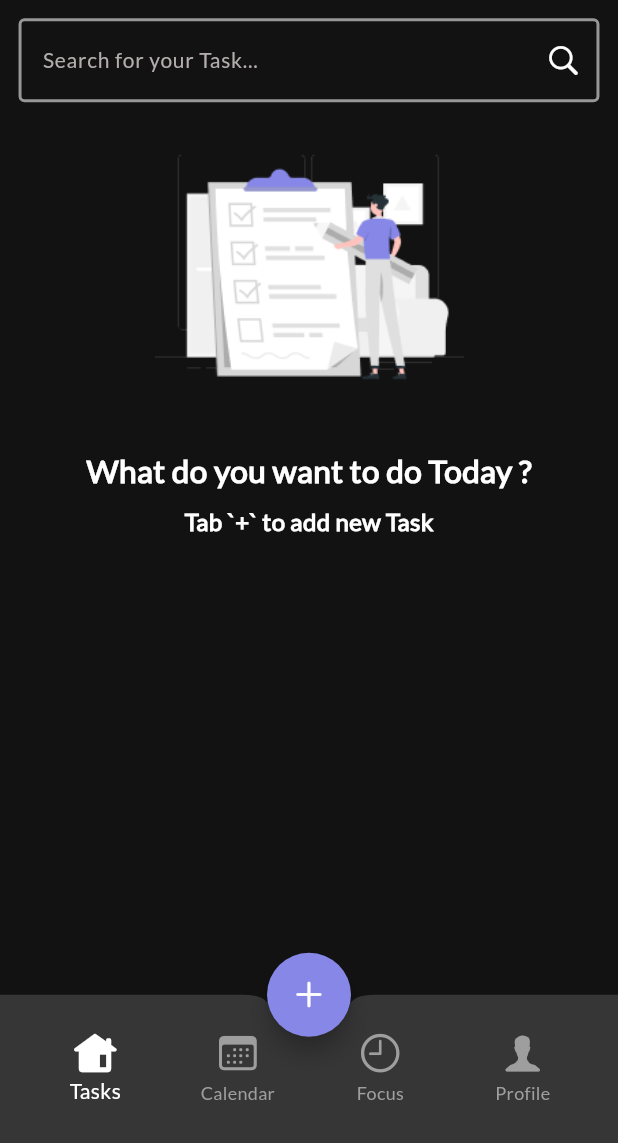
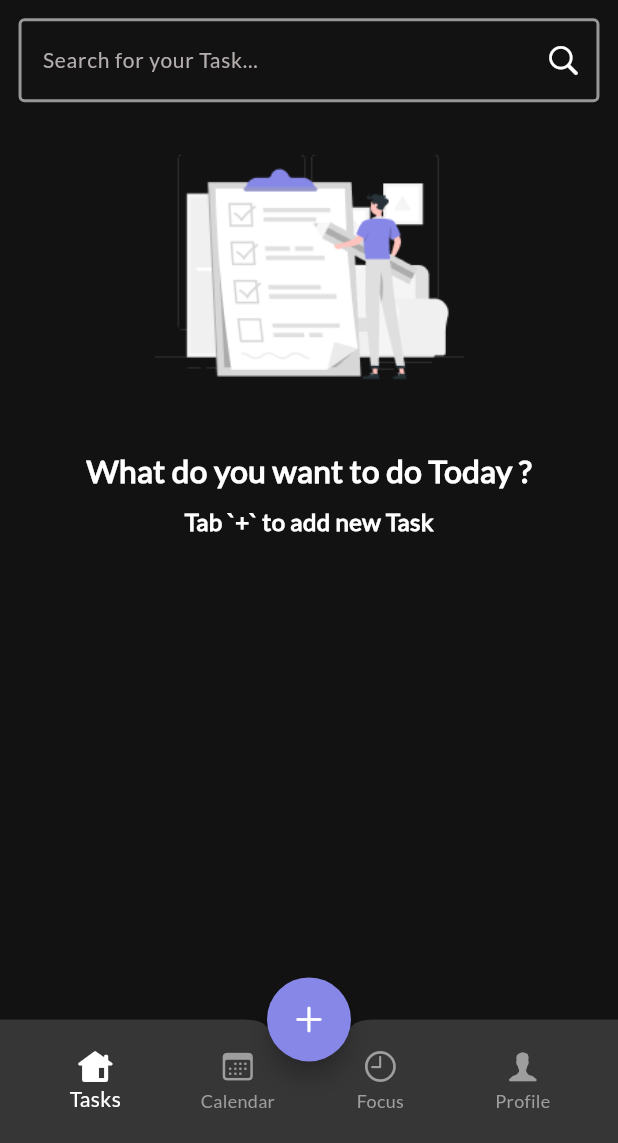
Before and after one commit to modyelgen/Taskaya_App, a Flutter app: the HomeView screen opened by its route, on a phone screen of 412 x 824 dp, the part 93-1236 px from its top. Run offline on Flutter 3.47's test engine with Material 3 defaults, Android fonts, the light colour scheme and no system bars; our stand-ins replace flutter_bloc, flutter_native_splash, go_router, image_picker, shared_preferences, sqflite; accounts and stored records are empty.

Commit message:
add home basic

```diff
--- a/assets/languages/ar.json
+++ b/assets/languages/ar.json
@@ -20,7 +20,7 @@
   "calendar": "التقويم",
   "focus": "التركيز",
   "profile": "الملف الشخصي",
-  "english": "العربية",
+  "english": "تغيير اللغة",
   "searchLabel": "ابحث عن مهمتك ...",
   "emptyTaskTitle": "ماذا تريد ان تضيف الي مهامك اليوم ؟",
   "emptyTaskSec": "اضغط علي `+` لاضافة مهمة جديدة"
--- a/assets/languages/en.json
+++ b/assets/languages/en.json
@@ -20,7 +20,7 @@
   "calendar": "Calendar",
   "focus": "Focus",
   "profile": "Profile",
-  "english": "English",
+  "english": "Change Language",
   "searchLabel": "Search for your Task...",
   "emptyTaskTitle": "What do you want to do Today ?",
   "emptyTaskSec": "Tab `+` to add new Task"
--- a/lib/feature/home/presentation/view/home_view.dart
+++ b/lib/feature/home/presentation/view/home_view.dart
@@ -3,10 +3,13 @@ import 'package:flutter/material.dart';
 import 'package:flutter_bloc/flutter_bloc.dart';
 import 'package:taskaya/core/utilites/app_theme/colors.dart';
 import 'package:taskaya/core/utilites/dimensions/responsive_layout.dart';
+import 'package:taskaya/feature/calendar/presentation/view/calendar_view.dart';
+import 'package:taskaya/feature/focus/presentation/view/foucs_view.dart';
 import 'package:taskaya/feature/home/presentation/manager/home_bloc.dart';
 import 'package:taskaya/feature/home/presentation/view/widgets/custom_bottom_nav.dart';
 import 'package:taskaya/feature/home/presentation/view/widgets/custom_drawer.dart';
 import 'package:taskaya/feature/home/presentation/view/widgets/home_body.dart';
+import 'package:taskaya/feature/profile/presentation/view/profile_view.dart';
 
 class HomeView extends StatelessWidget {
   const HomeView({super.key});
@@ -26,22 +29,15 @@ class HomeView extends StatelessWidget {
           return SafeArea(
             child: Scaffold(
               resizeToAvoidBottomInset: false,
-              drawer: CustomDrawer(
+              drawer:bloc.bottomNavCurrIndex==0? CustomDrawer(
                 profilePath: bloc.profilePicPath,
                 width: width,
                 height: height,
                 name: bloc.name,
-              ),
-              body: bloc.isLoading ? const Center(child: CircularProgressIndicator()) :
-              Padding(
-                padding: EdgeInsets.symmetric(
-                  horizontal: width * 0.03,
-                  vertical: height * 0.015,
-                ),
-                child: HomeBody(width: width, bloc: bloc, height: height),
-              ),
+              ):null,
+              body: [HomeBody(width: width, bloc: bloc, height: height),const CalendarView(),const FocusView(),const ProfileView()][bloc.bottomNavCurrIndex],
               floatingActionButtonLocation: FloatingActionButtonLocation.centerDocked,
-              floatingActionButton: bloc.bottomNavCurrIndex==0?FloatingActionButton(
+              floatingActionButton:bloc.bottomNavCurrIndex==0? FloatingActionButton(
                 shape: const CircleBorder(),
                 onPressed: null,
                 backgroundColor: buttonColor,
@@ -50,7 +46,9 @@ class HomeView extends StatelessWidget {
                   color: whiteColor,
                 ),
               ):null,
-              bottomNavigationBar: BottomNavBar(height: height, bloc: bloc),
+              bottomNavigationBar: BottomNavBar(currIndex:bloc.bottomNavCurrIndex ,changeIndex:({required int currIndex}){
+                bloc.add(ChangeBottomNavIconEvent(currIndex: currIndex));
+              } ,),
             ),
           );
         },
--- a/lib/feature/home/presentation/view/widgets/custom_bottom_nav.dart
+++ b/lib/feature/home/presentation/view/widgets/custom_bottom_nav.dart
@@ -2,33 +2,33 @@ import 'package:flutter/cupertino.dart';
 import 'package:flutter/material.dart';
 import 'package:taskaya/core/utilites/app_theme/colors.dart';
 import 'package:taskaya/core/utilites/custom_localization/custom_app_localization.dart';
-import 'package:taskaya/feature/home/presentation/manager/home_bloc.dart';
+import 'package:taskaya/core/utilites/dimensions/responsive_layout.dart';
 class BottomNavBar extends StatelessWidget {
   const BottomNavBar({
     super.key,
-    required this.height,
-    required this.bloc,
+    required this.currIndex,
+    required this.changeIndex,
   });
 
-  final double height;
-  final HomeBloc bloc;
+  final int currIndex;
+  final void Function({required int currIndex})changeIndex;
 
   @override
   Widget build(BuildContext context) {
+    final double height=BasicDimension.screenHeight(context);
     return BottomAppBar(
       elevation: 0,
       color: bottomNavBarColor,
-      height: height*0.12,
+      height: height*0.1,
       notchMargin: 0,
       shape: const CircularNotchedRectangle(),
       child: SizedBox(
-        height: height*0.1,
+        height: height*0.08,
         child: BottomNavigationBar(
-            currentIndex: bloc.bottomNavCurrIndex,
+            currentIndex:currIndex,
             onTap: (int index){
-              bloc.add(ChangeBottomNavIconEvent(currIndex: index));
+              changeIndex(currIndex: index);
             },
-            iconSize: 30,
             type: BottomNavigationBarType.fixed,
             selectedItemColor: Colors.white,
             unselectedItemColor: Colors.grey,
@@ -37,7 +37,6 @@ class BottomNavBar extends StatelessWidget {
             unselectedIconTheme: const IconThemeData(color:Colors.grey),
             showUnselectedLabels: true,
             elevation: 0,
-
             items: [
               BottomNavigationBarItem(icon: const Icon(CupertinoIcons.house_alt_fill),label: "task".tr(context),),
               BottomNavigationBarItem(icon: const Icon(CupertinoIcons.calendar),label: "calendar".tr(context),),
--- a/lib/feature/home/presentation/view/widgets/custom_drawer.dart
+++ b/lib/feature/home/presentation/view/widgets/custom_drawer.dart
@@ -42,7 +42,7 @@ class CustomDrawer extends StatelessWidget {
                 child: Center(child: Text(name,style: CustomTextStyle.fontBold16,maxLines: 2,))),
             ListTile(
               title: Text("english".tr(context)),
-              trailing: IconButton(icon: const Icon(Icons.language_rounded), onPressed: (){
+              trailing: IconButton(icon: const Icon(CupertinoIcons.wrench_fill), onPressed: (){
                 bloc.add(ChangeLanguageEvent());
               }),
             ),
--- a/lib/feature/home/presentation/view/widgets/home_body.dart
+++ b/lib/feature/home/presentation/view/widgets/home_body.dart
@@ -19,7 +19,15 @@ class HomeBody extends StatelessWidget {
 
   @override
   Widget build(BuildContext context) {
-    return Column(
+    return
+      bloc.isLoading?
+      const Center(child: CircularProgressIndicator()) :
+      Padding(
+        padding: EdgeInsets.symmetric(
+          horizontal: width * 0.03,
+          vertical: height * 0.015,
+        ),
+        child: Column(
           children: [
             Row(
               children: [
@@ -47,6 +55,7 @@ class HomeBody extends StatelessWidget {
               ],
             )
           ],
+        ),
     );
   }
 }
```
Also changed, not shown: lib/core/utilites/navigation/routers.dart (+24 -0 lines), lib/feature/calendar/presentation/view/calendar_view.dart (added, +14 -0 lines), lib/feature/focus/presentation/view/foucs_view.dart (added, +14 -0 lines), lib/feature/profile/presentation/view/profile_view.dart (added, +14 -0 lines). Lines whose indentation alone changed are shown as unchanged.
